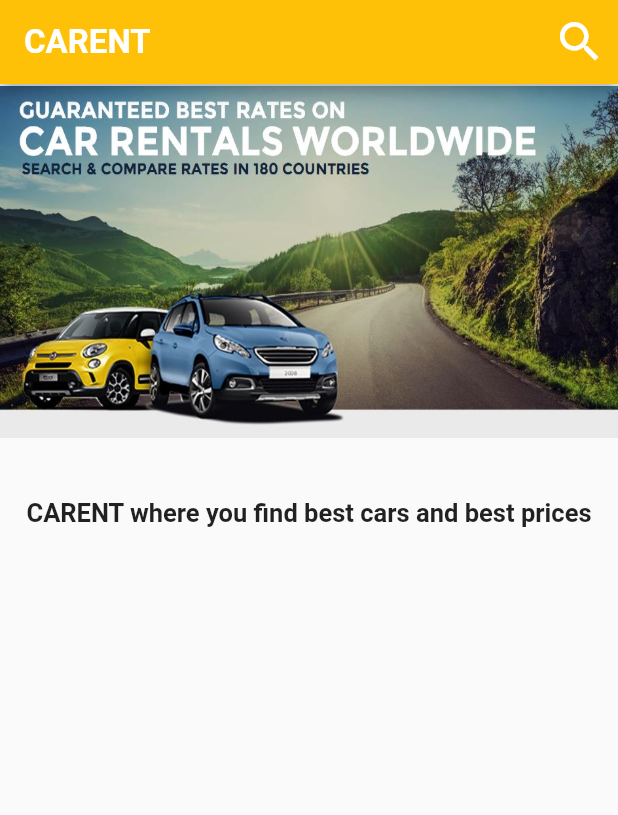
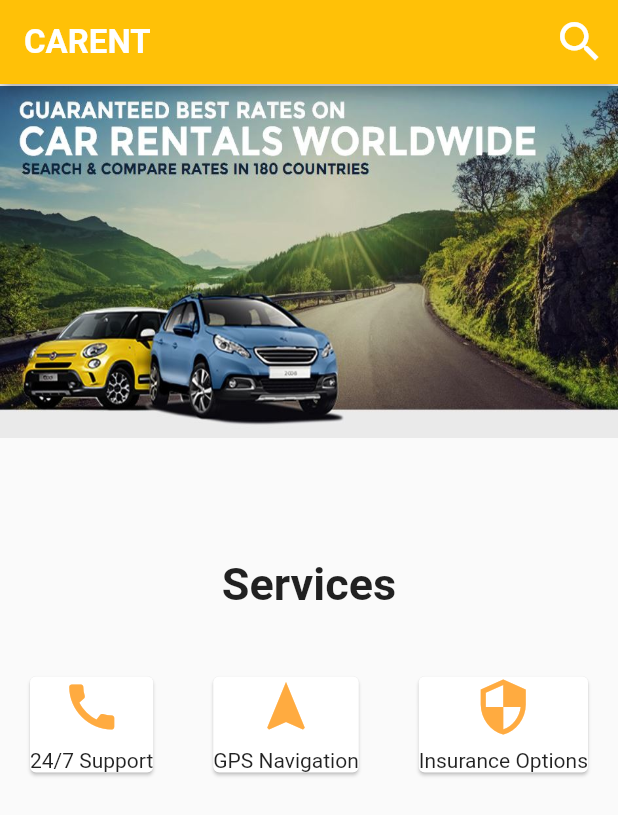
Before and after one commit to abed-hami/CaRent, a Flutter app: the screen it shows after launch, on a phone screen of 412 x 824 dp. Shown: the top 815 px of the screen. Run offline on Flutter 3.47's test engine with Material 2 defaults, Android fonts, the phone set to English and light mode, and no system bars; Roboto replaces fonts that are missing (Open Serif).

Commit message:
style adjustments

```diff
--- a/lib/main.dart
+++ b/lib/main.dart
@@ -62,13 +62,26 @@ class Home extends StatelessWidget {
                   SizedBox(height: 1,),
                   Image.asset("assets/home.jpg", fit: BoxFit.fill,height: 235,),
                   SizedBox(height:40),
-                  Text("CARENT where you find best cars and best prices", style: TextStyle(fontSize: 17, fontWeight: FontWeight.bold, fontFamily:''),),
-                  SizedBox(height:40),
+
+                  const SizedBox(height:40),
+
+                  Text("Services", style: TextStyle(fontSize: 30, fontWeight: FontWeight.bold, fontFamily:''),),
+                  const SizedBox(height:40),
+                  const Row(
+                    mainAxisAlignment: MainAxisAlignment.spaceAround,
+                    children: [
+                      _ServiceCard('24/7 Support', Icons.call, ),
+                      _ServiceCard('GPS Navigation', Icons.navigation),
+                      _ServiceCard('Insurance Options', Icons.security),
+                    ],
+                  ),
 
 
 
                 ],
-              )
+
+              ),
+
 
 
         )
@@ -77,3 +90,32 @@ class Home extends StatelessWidget {
 
   }
 }
+
+class _ServiceCard extends StatelessWidget {
+  final String title;
+  final IconData icon;
+
+  const _ServiceCard(this.title, this.icon);
+
+  @override
+  Widget build(BuildContext context) {
+    return Card(
+      child: Column(
+        mainAxisAlignment: MainAxisAlignment.center,
+        children: [
+          Icon(
+            icon,
+            size: 40.0,
+            color: Colors.orangeAccent,
+          ),
+          SizedBox(height: 8.0),
+          Text(
+            title,
+            textAlign: TextAlign.center,
+
+          ),
+        ],
+      ),
+    );
+  }
+}
```
